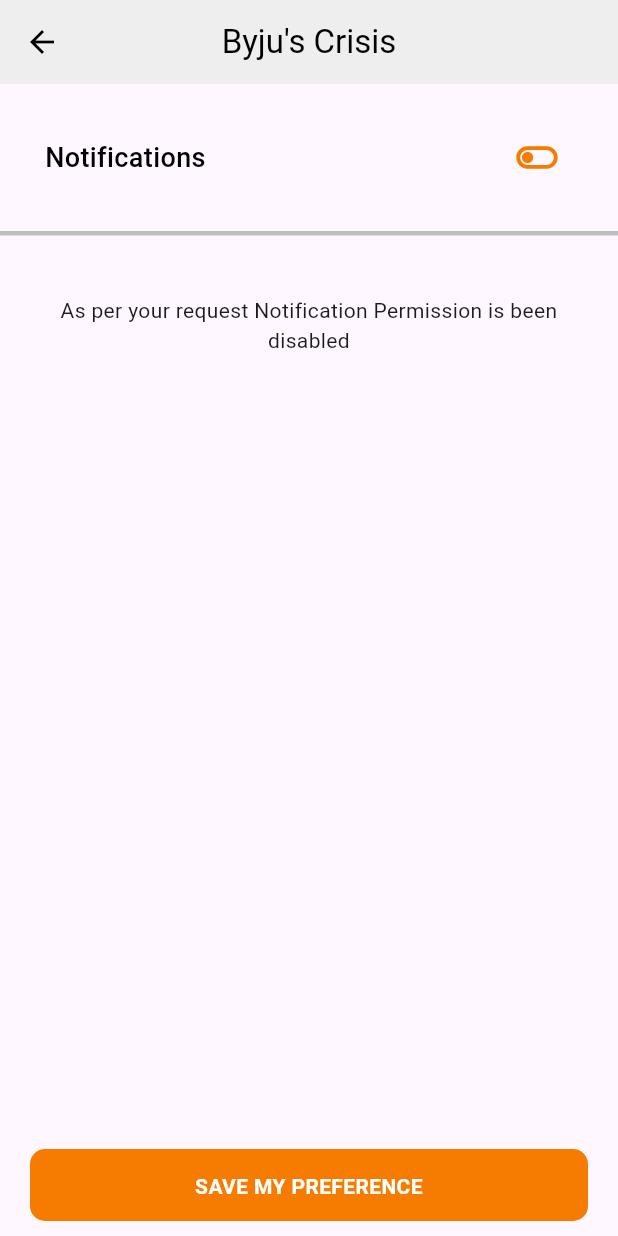
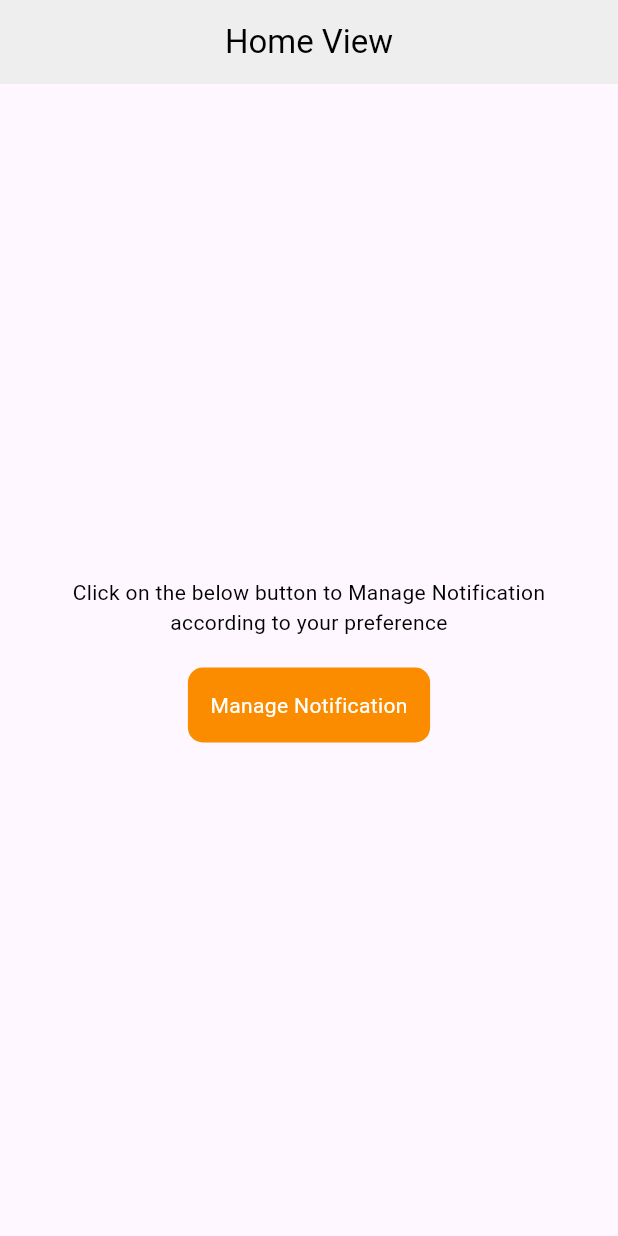
Before and after one commit to sachin2151/millicent_assignment, a Flutter app: the screen it shows after launch, on a phone screen of 412 x 824 dp. Run offline on Flutter 3.47's test engine with Material 3 defaults, Android fonts, the phone set to English and light mode, and no system bars; our stand-ins replace get, get_storage.

Commit message:
CR:Sachin Added Home Page View

```diff
--- a/lib/core/routes.dart
+++ b/lib/core/routes.dart
@@ -1,10 +1,18 @@
 import 'package:get/get.dart';
 import 'package:millicent_assignment/modules/home/presentation/bindings/home_binding.dart';
+import 'package:millicent_assignment/modules/home/presentation/bindings/notification_binding.dart';
 import 'package:millicent_assignment/modules/home/presentation/views/home_view.dart';
+import 'package:millicent_assignment/modules/home/presentation/views/notification_view.dart';
 
 class OneRoute {
   static const String homeView = "home-view";
+  static const String notificationView = "notification-view";
   static List<GetPage> routes = [
+    GetPage(
+      name: '/$notificationView',
+      page: () => const NotificationView(),
+      binding: NotificationBinding(),
+    ),
     GetPage(
       name: '/$homeView',
       page: () => const HomeView(),
--- a/lib/core/strings.dart
+++ b/lib/core/strings.dart
@@ -2,6 +2,7 @@
   static const appBarTitle = "Byju's Crisis";
   static const preferenceUpdated = "Your Preferencei is been updated";
   static const saveMyPreference = "SAVE MY PREFERENCE";
+  static const notifications = "Notifications";
   static const notificationDisabledMsg =
       "As per your request Notification Permission is been disabled";
 }
--- a/lib/modules/home/data/models/platform_list_model.dart
+++ b/lib/modules/home/data/models/platform_list_model.dart
@@ -36,18 +36,21 @@
 
 class Options {
   String? title;
+  String? description;
   bool? selected;
 
-  Options({this.title, this.selected});
+  Options({this.title, this.selected, this.description});
 
   Options.fromJson(Map<String, dynamic> json) {
     title = json['title'];
+    description = json['description'];
     selected = json['is_selected'];
   }
 
   Map<String, dynamic> toJson() {
     final Map<String, dynamic> data = <String, dynamic>{};
     data['title'] = title;
+    data['description'] = description;
     data['is_selected'] = selected;
     return data;
   }
--- /dev/null
+++ b/lib/modules/home/presentation/bindings/notification_binding.dart
@@ -0,0 +1,9 @@
+import 'package:get/get.dart';
+import 'package:millicent_assignment/modules/home/presentation/controllers/notification_controller.dart';
+
+class NotificationBinding implements Bindings {
+  @override
+  void dependencies() {
+    Get.lazyPut<NotificationController>(() => NotificationController());
+  }
+}
--- a/lib/modules/home/presentation/controllers/home_controller.dart
+++ b/lib/modules/home/presentation/controllers/home_controller.dart
@@ -1,58 +1,5 @@
-import 'dart:convert';
-
 import 'package:get/get.dart';
-import 'package:get_storage/get_storage.dart';
-import 'package:millicent_assignment/core/storage_service.dart';
-import 'package:millicent_assignment/modules/home/data/models/platform_list_model.dart';
 
 class HomeController extends GetxController {
   HomeController();
-
-  late bool notificationEnabled;
-  late bool savePreferenceLoading = false;
-
-  final box = GetStorage();
-
-  @override
-  void onInit() async {
-    notificationEnabled = box.read(StorageKeys.keyNotificationOn) ?? false;
-    String? notificationData = box.read(StorageKeys.keyNotificationData);
-    Iterable notificationJsonData = jsonDecode(notificationData ?? "");
-    notificationOptionsData = List<PlatformListModel>.from(
-        notificationJsonData.map((model) => PlatformListModel.fromJson(model)));
-    super.onInit();
-  }
-
-  List<PlatformListModel> notificationOptionsData = [
-    PlatformListModel(
-      platform: "Twitter",
-      expanded: true,
-      enabled: true,
-      option: 0,
-      options: [
-        Options(title: "As it happens", selected: true),
-        Options(title: "Summarised", selected: false)
-      ],
-    ),
-    PlatformListModel(
-      platform: "Print",
-      enabled: false,
-      expanded: true,
-      option: 0,
-      options: [
-        Options(title: "As it happens", selected: true),
-        Options(title: "Summarised", selected: false)
-      ],
-    ),
-    PlatformListModel(
-      platform: "Online",
-      enabled: false,
-      expanded: true,
-      option: 0,
-      options: [
-        Options(title: "As it happens", selected: true),
-        Options(title: "Summarised", selected: false)
-      ],
-    ),
-  ];
 }
--- a/lib/modules/home/presentation/views/home_view.dart
+++ b/lib/modules/home/presentation/views/home_view.dart
@@ -1,20 +1,14 @@
-import 'dart:convert';
-
 import 'package:flutter/material.dart';
 import 'package:flutter/services.dart';
 import 'package:get/get.dart';
-import 'package:millicent_assignment/core/storage_service.dart';
-import 'package:millicent_assignment/core/strings.dart';
+import 'package:millicent_assignment/core/routes.dart';
 import 'package:millicent_assignment/modules/home/presentation/controllers/home_controller.dart';
-import 'package:millicent_assignment/modules/home/presentation/widgets/notification_header.dart';
-import 'package:millicent_assignment/modules/home/presentation/widgets/platform_notification_ui.dart';
 
 class HomeView extends GetView<HomeController> {
   const HomeView({Key? key}) : super(key: key);
 
   @override
   Widget build(BuildContext context) {
-    return GetBuilder<HomeController>(builder: (value) {
     return Scaffold(
       appBar: AppBar(
         backgroundColor: Colors.grey[200],
@@ -22,93 +16,43 @@
         centerTitle: true,
         systemOverlayStyle: SystemUiOverlayStyle(
             statusBarColor: Colors.grey[200],
-          ),
-          leading: const Icon(
-            Icons.arrow_back,
-            color: Colors.black,
-          ),
+            statusBarIconBrightness: Brightness.dark),
         title: const Text(
-            GlobalStrings.appBarTitle,
+          "Home View",
           style: TextStyle(color: Colors.black),
         ),
       ),
-        bottomNavigationBar: GestureDetector(
+      body: Center(
+        child: Column(
+          mainAxisAlignment: MainAxisAlignment.center,
+          children: [
+            const Padding(
+              padding: EdgeInsets.symmetric(horizontal: 40.0),
+              child: Text(
+                "Click on the below button to Manage Notification according to your preference",
+                textAlign: TextAlign.center,
+                style: TextStyle(color: Colors.black),
+              ),
+            ),
+            GestureDetector(
               onTap: () {
-            if (controller.savePreferenceLoading == false) {
-              controller.savePreferenceLoading = true;
-              controller.update();
-              Future.delayed(const Duration(seconds: 2), () {
-                controller.box.write(StorageKeys.keyNotificationOn,
-                    controller.notificationEnabled);
-                controller.box.write(StorageKeys.keyNotificationData,
-                    jsonEncode(controller.notificationOptionsData));
-
-                Get.snackbar("Hey", GlobalStrings.preferenceUpdated,
-                    snackPosition: SnackPosition.TOP,
-                    margin: const EdgeInsets.fromLTRB(20, 20, 20, 0),
-                    backgroundColor: Colors.orange[100]);
-                controller.savePreferenceLoading = false;
-                controller.update();
-              });
-            }
+                Get.toNamed(OneRoute.notificationView);
               },
               child: Container(
-            height: 48,
+                margin: const EdgeInsets.only(top: 20),
+                padding: const EdgeInsets.all(15),
                 decoration: BoxDecoration(
-                color: Colors.orange[700],
-                borderRadius: const BorderRadius.all(Radius.circular(10))),
-            padding: const EdgeInsets.all(15),
-            margin: const EdgeInsets.fromLTRB(20, 0, 20, 10),
-            child: controller.savePreferenceLoading
-                ? const Center(
-                    child: CircularProgressIndicator(
-                    color: Colors.white,
-                  ))
-                : const Text(
-                    GlobalStrings.saveMyPreference,
-                    textAlign: TextAlign.center,
-                    style: TextStyle(
-                        color: Colors.white, fontWeight: FontWeight.w700),
+                    color: Colors.orange[600],
+                    borderRadius: BorderRadius.circular(10)),
+                child: const Text(
+                  "Manage Notification",
+                  style: TextStyle(color: Colors.white),
                 ),
               ),
             ),
-        body: ScrollConfiguration(
-          behavior: const ScrollBehavior().copyWith(overscroll: false),
-          child: SingleChildScrollView(
-            child: Column(
-              children: [
-                NotificationHeader(),
-                dividerLine(context),
-                controller.notificationEnabled
-                    ? Column(
-                        children: List.generate(
-                          controller.notificationOptionsData.length,
-                          (index) => PlatformSpecificUI(
-                            data: controller.notificationOptionsData[index],
-                            index: index,
-                          ),
-                        ),
-                      )
-                    : const Padding(
-                        padding: EdgeInsets.only(top: 40, left: 20, right: 20),
-                        child: Text(
-                          GlobalStrings.notificationDisabledMsg,
-                          textAlign: TextAlign.center,
-                        ),
-                      )
           ],
         ),
       ),
-        ),
-      );
-    });
-  }
-
-  Container dividerLine(BuildContext context) {
-    return Container(
-      height: 3,
-      color: Colors.grey[400],
-      width: MediaQuery.of(context).size.width,
     );
   }
 }
--- a/lib/modules/home/presentation/widgets/notification_header.dart
+++ b/lib/modules/home/presentation/widgets/notification_header.dart
@@ -1,11 +1,12 @@
 import 'package:flutter/material.dart';
 import 'package:get/get.dart';
-import 'package:millicent_assignment/modules/home/presentation/controllers/home_controller.dart';
+import 'package:millicent_assignment/core/strings.dart';
+import 'package:millicent_assignment/modules/home/presentation/controllers/notification_controller.dart';
 
 class NotificationHeader extends StatelessWidget {
   NotificationHeader({super.key});
 
-  final controller = Get.find<HomeController>();
+  final controller = Get.find<NotificationController>();
 
   @override
   Widget build(BuildContext context) {
@@ -15,16 +16,14 @@
         mainAxisAlignment: MainAxisAlignment.spaceBetween,
         children: [
           const Text(
-            "Notifications",
+            GlobalStrings.notifications,
             style: TextStyle(
                 color: Colors.black, fontSize: 18, fontWeight: FontWeight.w500),
           ),
-          GetBuilder<HomeController>(builder: (value) {
+          GetBuilder<NotificationController>(builder: (value) {
             return IconButton(
               onPressed: () {
-                controller.notificationEnabled =
-                    !controller.notificationEnabled;
-                controller.update();
+                controller.mainNotificationToggle();
               },
               icon: Icon(
                 controller.notificationEnabled
```
Also changed, not shown: lib/modules/home/presentation/controllers/notification_controller.dart (added, +129 -0 lines), lib/modules/home/presentation/views/notification_view.dart (added, +106 -0 lines), lib/modules/home/presentation/widgets/platform_notification_ui.dart (+14 -21 lines), lib/modules/home/data/data_source/notification_api.dart (added), lib/modules/home/data/repository/notification_repository_impl.dart (added), lib/modules/home/domain/repository/notification_repository.dart (added), lib/modules/home/domain/usecase/notification_usecase.dart (added). Lines whose indentation alone changed are shown as unchanged.
